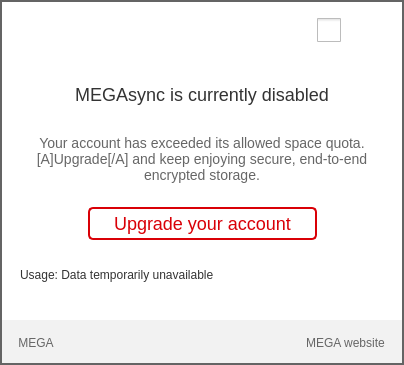
meganz/MEGAsync, file Source/MEGASync/gui/linux/InfoOverQuotaDialog.ui: the form before one commit.
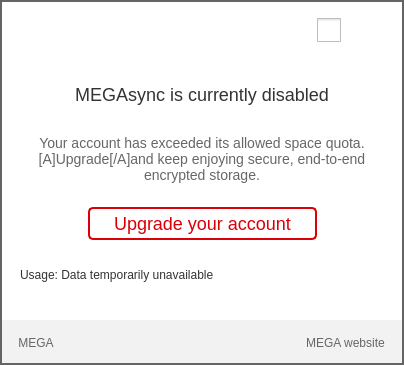
The form after the commit. Icons and pictures are not drawn. Custom widgets are drawn as their Qt base class.

```diff
--- a/Source/MEGASync/gui/linux/InfoOverQuotaDialog.ui
+++ b/Source/MEGASync/gui/linux/InfoOverQuotaDialog.ui
@@ -460,7 +460,7 @@
                 </sizepolicy>
                </property>
                <property name="text">
-                <string>Your account has exceeded its allowed space quota. [A]Upgrade[/A] and keep enjoying secure, end-to-end encrypted storage.</string>
+                <string>Your account has exceeded its allowed space quota.[A]Upgrade[/A]and keep enjoying secure, end-to-end encrypted storage.</string>
                </property>
                <property name="alignment">
                 <set>Qt::AlignCenter</set>
```
Left out of the diff: 33 changed lines with no effect on the pictures.
